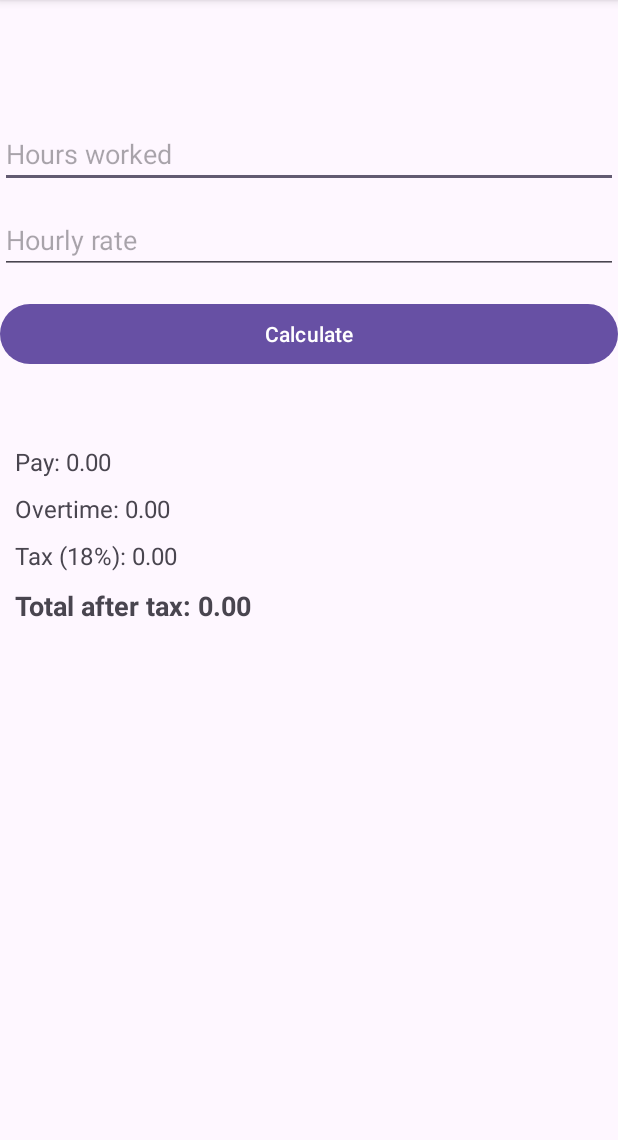
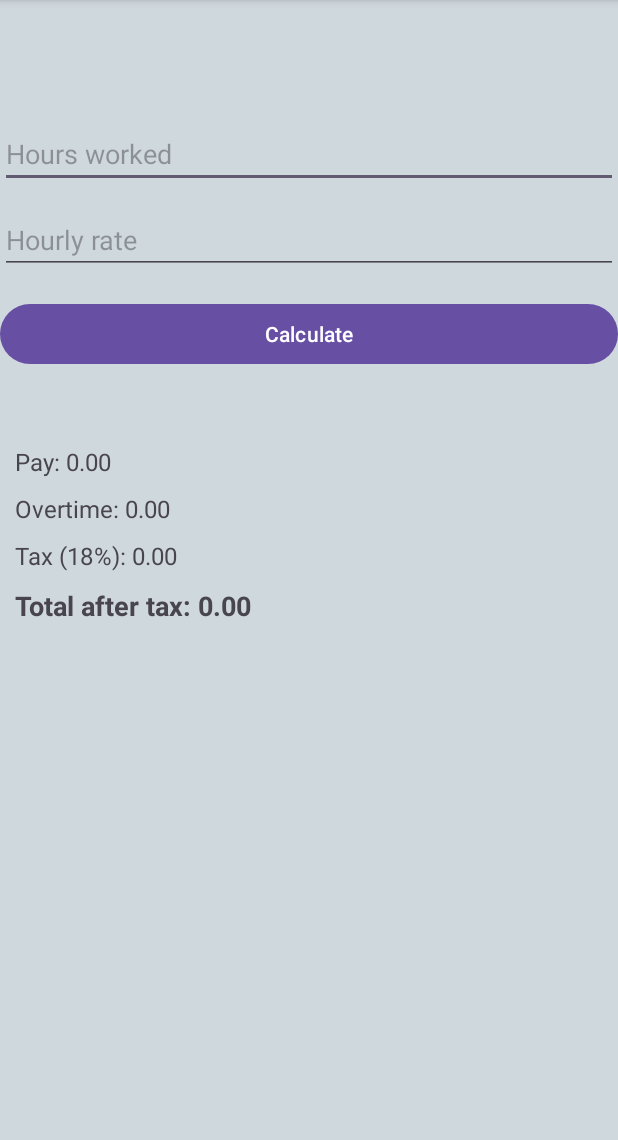
Before and after one commit to Ibrahimdur1989/A1_Ebrahim_AlSerri, an Android app: the screen it shows after launch (MainActivity), on a phone screen of 412 x 824 dp, the part 96-1236 px from its top. Run offline under Robolectric (Android 15) with nearby library versions, the phone set to English and light mode, and no system bars.

Commit message:
Added cool gray background to Main Activity

```diff
--- a/app/src/main/res/layout/activity_main.xml
+++ b/app/src/main/res/layout/activity_main.xml
@@ -6,6 +6,7 @@
     android:orientation="vertical"
     android:layout_width="match_parent"
     android:layout_height="match_parent"
+    android:background="@color/cool_gray"
     tools:context=".MainActivity">
 
 
--- a/app/src/main/res/values/colors.xml
+++ b/app/src/main/res/values/colors.xml
@@ -2,4 +2,5 @@
 <resources>
     <color name="black">#FF000000</color>
     <color name="white">#FFFFFFFF</color>
+    <color name="cool_gray">#CFD8DC</color>
 </resources>
```
